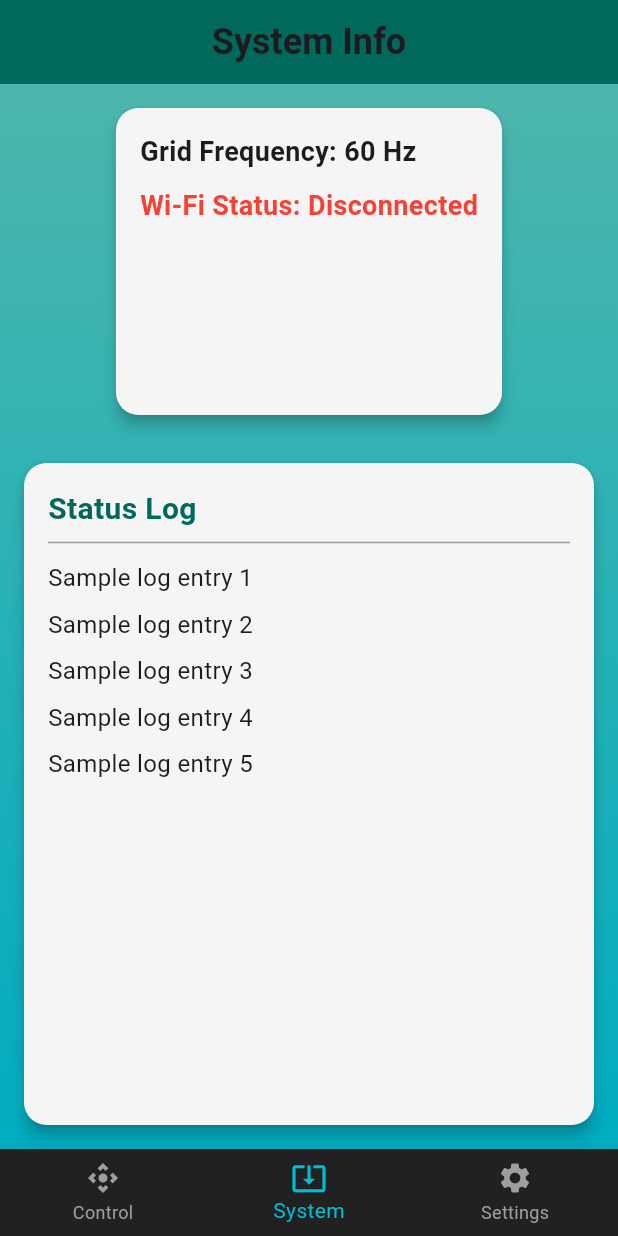
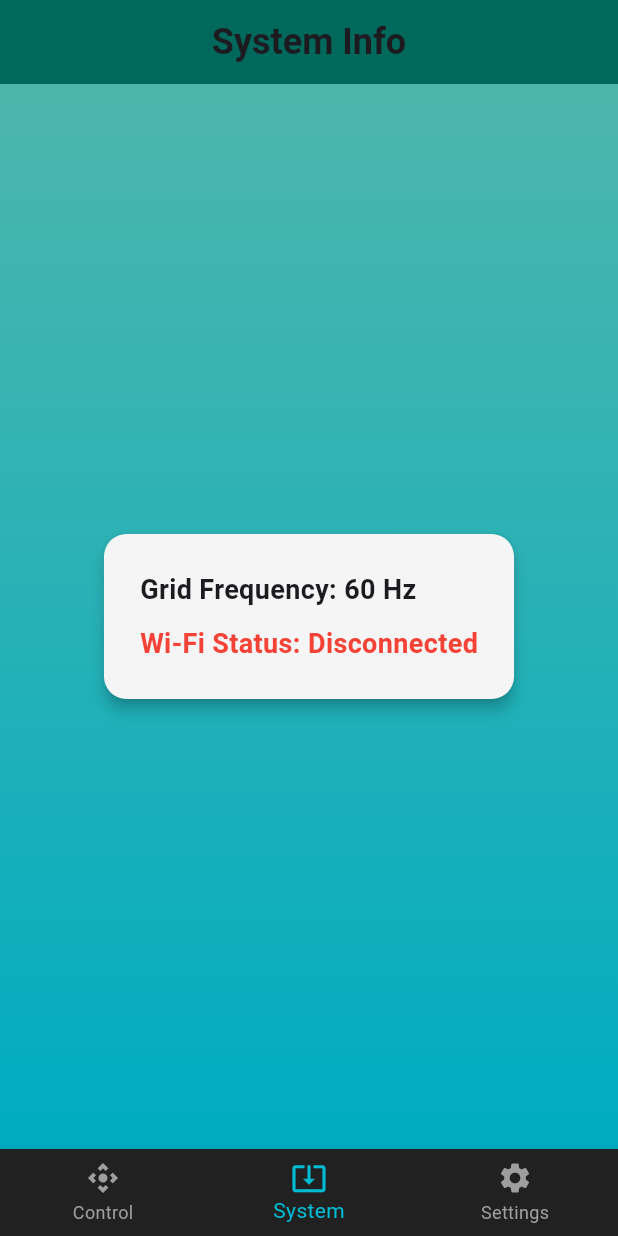
Before and after one commit to saxojeblin/BEAM, a Flutter app: the screen it shows after launch, item 2 of the bottom bar chosen, on a phone screen of 412 x 824 dp. Run offline on Flutter 3.47's test engine with Material 3 defaults, Android fonts, the phone set to English and light mode, and no system bars; network calls fail.

Commit message:
remove status log

```diff
--- a/beam_app/lib/main.dart
+++ b/beam_app/lib/main.dart
@@ -400,10 +400,7 @@ class _SystemPageState extends State<SystemPage> {
         ),
         centerTitle: true,
       ),
-      body: Column(
-        children: [
-          Expanded(
-            child: Container(
+      body: Container(
         decoration: BoxDecoration(
           gradient: LinearGradient(
             colors: [Colors.teal.shade300, Colors.cyan.shade600],
@@ -411,12 +408,9 @@ class _SystemPageState extends State<SystemPage> {
             end: Alignment.bottomCenter,
           ),
         ),
-              child: Column(
-                children: [
-                  Expanded(
-                    flex: 1,
+        child: Center(
           child: Padding(
-                      padding: const EdgeInsets.all(12.0),
+            padding: const EdgeInsets.all(24.0),
             child: Card(
               color: Colors.grey.shade100,
               shape: RoundedRectangleBorder(
@@ -424,12 +418,13 @@ class _SystemPageState extends State<SystemPage> {
               ),
               elevation: 4,
               child: Padding(
-                          padding: const EdgeInsets.all(16.0),
+                padding: const EdgeInsets.all(24.0),
                 child: Column(
+                  mainAxisSize: MainAxisSize.min,
                   crossAxisAlignment: CrossAxisAlignment.start,
                   children: [
                     StreamBuilder<String>(
-                                stream: webSocketService.frequencyStream, // ✅ Continuous Updates
+                      stream: webSocketService.frequencyStream,
                       initialData: webSocketService.getFrequency(),
                       builder: (context, snapshot) {
                         String gridFrequency = snapshot.data ?? "Loading...";
@@ -462,55 +457,6 @@ class _SystemPageState extends State<SystemPage> {
             ),
           ),
         ),
-                  Expanded(
-                    flex: 2,
-                    child: Padding(
-                      padding: const EdgeInsets.all(12.0),
-                      child: Card(
-                        color: Colors.grey.shade100,
-                        shape: RoundedRectangleBorder(
-                          borderRadius: BorderRadius.circular(15),
-                        ),
-                        elevation: 4,
-                        child: Padding(
-                          padding: const EdgeInsets.all(16.0),
-                          child: Column(
-                            crossAxisAlignment: CrossAxisAlignment.start,
-                            children: [
-                              Text(
-                                'Status Log',
-                                style: TextStyle(
-                                  fontSize: 20,
-                                  fontWeight: FontWeight.bold,
-                                  color: Colors.teal.shade800,
-                                ),
-                              ),
-                              Divider(color: Colors.grey),
-                              Expanded(
-                                child: ListView.builder(
-                                  itemCount: 5, // Placeholder for log entries
-                                  itemBuilder: (context, index) {
-                                    return Padding(
-                                      padding: const EdgeInsets.symmetric(vertical: 4.0),
-                                      child: Text(
-                                        "Sample log entry ${index + 1}",
-                                        style: TextStyle(fontSize: 16),
-                                      ),
-                                    );
-                                  },
-                                ),
-                              ),
-                            ],
-                          ),
-                        ),
-                      ),
-                    ),
-                  ),
-                ],
-              ),
-            ),
-          ),
-        ],
       ),
       bottomNavigationBar: BottomNavigationBar(
         backgroundColor: Colors.grey.shade900,
@@ -521,7 +467,7 @@ class _SystemPageState extends State<SystemPage> {
           BottomNavigationBarItem(icon: Icon(Icons.system_update_alt), label: 'System'),
           BottomNavigationBarItem(icon: Icon(Icons.settings), label: 'Settings'),
         ],
-        currentIndex: 1, // ✅ Set to 1 for the System page
+        currentIndex: 1,
         onTap: (index) {
           if (index == 0) {
             Navigator.pushReplacement(
```
Lines whose indentation alone changed are shown as unchanged.
